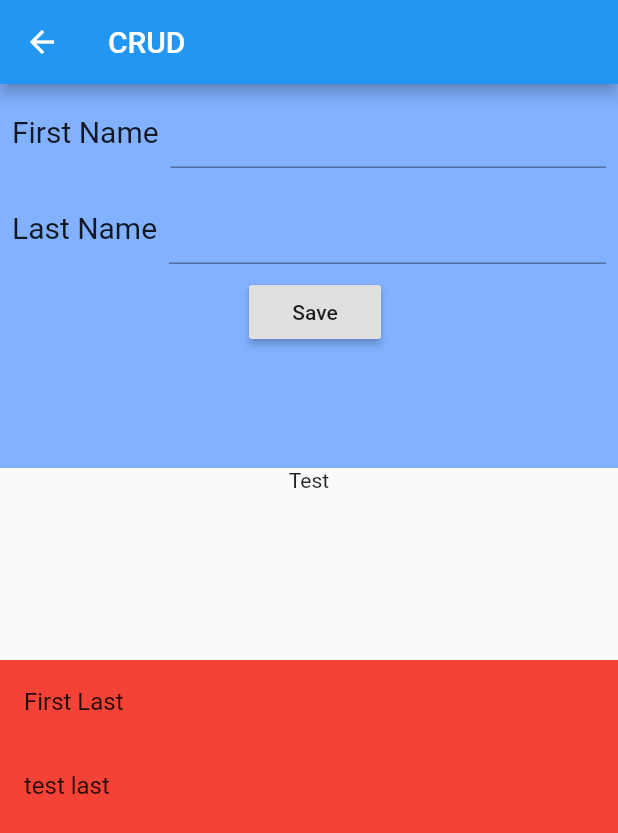
After one commit to ddeamaral/flutter_7_guis, a Flutter app: the screen it shows after launch, after a tap on "CRUD", on a phone screen of 412 x 824 dp. The commit adds this screen. Shown: the top 833 px of the screen. Run offline on Flutter 3.47's test engine with Material 2 defaults, Android fonts, the phone set to English and light mode, and no system bars; accounts and stored records are empty.

Commit message:
adds the crud example, still a WIP

```diff
--- a/lib/main.dart
+++ b/lib/main.dart
@@ -4,6 +4,7 @@ import 'package:flutter/material.dart';
 
 import 'converter.dart';
 import 'counter.dart';
+import 'widgets/crud/crud.dart';
 import 'menu.dart';
 
 void main() => runApp(MainMenu());
@@ -27,7 +28,8 @@ class _MainMenuState extends State<MainMenu> {
         "/converter": (BuildContext context) => Converter(title: "Converter"),
         "/timer": (BuildContext context) => Timer(title: "Timer"),
         "/flightbooker": (BuildContext context) =>
-            FlightBooker(title: "Flight Booker")
+            FlightBooker(title: "Flight Booker"),
+        "/crud": (BuildContext context) => Crud(title: "CRUD")
       },
     );
   }
--- a/lib/menu.dart
+++ b/lib/menu.dart
@@ -18,8 +18,11 @@ class _MenuState extends State<Menu> {
     List<Widget> menuItems = <Widget>[
       ListTile(
         key: Key("1"),
-        leading:
-            Icon(Icons.plus_one, size: iconSize, color: Colors.yellow[800]),
+        leading: Icon(
+          Icons.plus_one,
+          size: iconSize,
+          color: Colors.yellow[800],
+        ),
         title: Text(
           "Counter",
           style: listItemStyle,
@@ -73,6 +76,21 @@ class _MenuState extends State<Menu> {
           Navigator.pushNamed(context, "/timer");
         },
       ),
+      ListTile(
+        key: Key("5"),
+        leading: Icon(
+          Icons.person_add,
+          size: iconSize,
+          color: Colors.red,
+        ),
+        title: Text(
+          "CRUD",
+          style: listItemStyle,
+        ),
+        onTap: () {
+          Navigator.pushNamed(context, "/crud");
+        },
+      ),
     ];
 
     return Material(
--- /dev/null
+++ b/lib/model/user.dart
@@ -0,0 +1,6 @@
+class User {
+  User({this.firstName, this.lastName});
+
+  String firstName;
+  String lastName;
+}
--- /dev/null
+++ b/lib/widgets/crud/crud.dart
@@ -0,0 +1,55 @@
+import 'package:andplus_flutter_7_gui/model/user.dart';
+import 'package:flutter/material.dart';
+import 'crud_form.dart';
+import 'crud_list.dart';
+
+class Crud extends StatefulWidget {
+  Crud({Key key, this.title}) : super(key: key);
+
+  final String title;
+
+  _CrudContainerState createState() => _CrudContainerState();
+}
+
+class _CrudContainerState extends State<Crud> {
+  List<User> users;
+
+  @override
+  Widget build(BuildContext context) {
+    users = <User>[User(firstName: "First", lastName: "Last")];
+
+    return Material(
+      child: Scaffold(
+        resizeToAvoidBottomPadding: false,
+        appBar: AppBar(
+          title: Text(widget.title),
+        ),
+        body: Builder(
+          builder: (context) => Column(
+                mainAxisSize: MainAxisSize.max,
+                mainAxisAlignment: MainAxisAlignment.center,
+                children: <Widget>[
+                  Expanded(
+                    flex: 2,
+                    child: CrudForm(
+                      onUserAdded: (User user) {
+                        setState(() {
+                          users.add(user);
+                        });
+                      },
+                    ),
+                  ),
+                  Expanded(
+                    child: Text("Test"),
+                  ),
+                  Expanded(
+                    flex: 3,
+                    child: CrudList(onUserSelected: (user) {}, users: users),
+                  )
+                ],
+              ),
+        ),
+      ),
+    );
+  }
+}
--- /dev/null
+++ b/lib/widgets/crud/crud_form.dart
@@ -0,0 +1,101 @@
+import 'package:andplus_flutter_7_gui/model/user.dart';
+import 'package:flutter/material.dart';
+
+class CrudForm extends StatefulWidget {
+  CrudForm({Key key, this.onUserAdded}) : super(key: key);
+
+  void Function(User user) onUserAdded;
+
+  _CrudFormState createState() => _CrudFormState();
+}
+
+class _CrudFormState extends State<CrudForm> {
+  User user;
+
+  @override
+  Widget build(BuildContext context) {
+    return Container(
+      child: Builder(
+        builder: (context) => Container(
+              color: Colors.blueAccent[100],
+              child: Form(
+                child: Padding(
+                  padding: const EdgeInsets.only(left: 8.0),
+                  child: Column(
+                    mainAxisSize: MainAxisSize.min,
+                    mainAxisAlignment: MainAxisAlignment.start,
+                    children: <Widget>[
+                      Row(
+                        children: <Widget>[
+                          Text(
+                            "First Name",
+                            style: TextStyle(fontSize: 20),
+                          ),
+                          Expanded(
+                            child: Padding(
+                              padding: const EdgeInsets.all(8.0),
+                              child: TextFormField(
+                                validator: (value) {
+                                  if (value.isEmpty) {
+                                    return "First name is required";
+                                  }
+
+                                  return null;
+                                },
+                                onSaved: (value) {
+                                  setState(() {
+                                    user.firstName = value;
+                                  });
+                                },
+                              ),
+                            ),
+                          )
+                        ],
+                      ),
+                      Row(
+                        children: <Widget>[
+                          Text(
+                            "Last Name",
+                            style: TextStyle(fontSize: 20),
+                          ),
+                          Expanded(
+                            child: Padding(
+                              padding: const EdgeInsets.all(8.0),
+                              child: TextFormField(
+                                validator: (value) {
+                                  if (value.isEmpty) {
+                                    return "Last name is required";
+                                  }
+
+                                  return null;
+                                },
+                                onSaved: (value) {
+                                  setState(() {
+                                    user.lastName = value;
+                                  });
+                                },
+                              ),
+                            ),
+                          ),
+                        ],
+                      ),
+                      RaisedButton(
+                        child: Text(
+                          "Save",
+                        ),
+                        splashColor: Colors.blueGrey,
+                        onPressed: () {
+                          widget.onUserAdded(
+                            new User(firstName: "test", lastName: "last"),
+                          );
+                        },
+                      )
+                    ],
+                  ),
+                ),
+              ),
+            ),
+      ),
+    );
+  }
+}
--- /dev/null
+++ b/lib/widgets/crud/crud_list.dart
@@ -0,0 +1,36 @@
+import 'package:andplus_flutter_7_gui/model/user.dart';
+import 'package:flutter/material.dart';
+
+class CrudList extends StatefulWidget {
+  CrudList({Key key, this.users, this.onUserSelected}) : super(key: key);
+
+  final List<User> users;
+
+  final SelectUser onUserSelected;
+
+  _CrudListState createState() => _CrudListState();
+}
+
+class _CrudListState extends State<CrudList> {
+  @override
+  Widget build(BuildContext context) {
+    widget.users.add(User(firstName: "test", lastName: "last"));
+    print(widget.users.length);
+
+    return Container(
+      color: Colors.red,
+      child: ListView.builder(
+        itemCount: widget.users.length,
+        itemBuilder: (BuildContext context, int index) {
+          var user = widget.users[index];
+          return ListTile(
+            key: Key(index.toString()),
+            title: Text("${user.firstName} ${user.lastName}"),
+          );
+        },
+      ),
+    );
+  }
+}
+
+typedef void SelectUser(User user);
```
